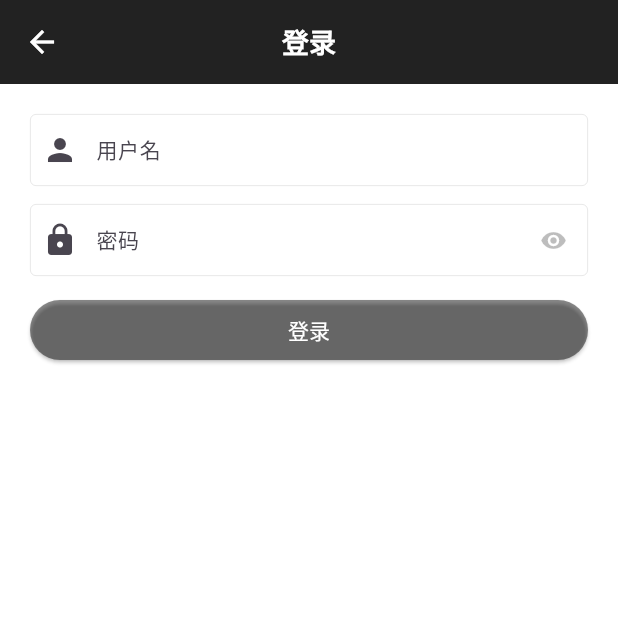
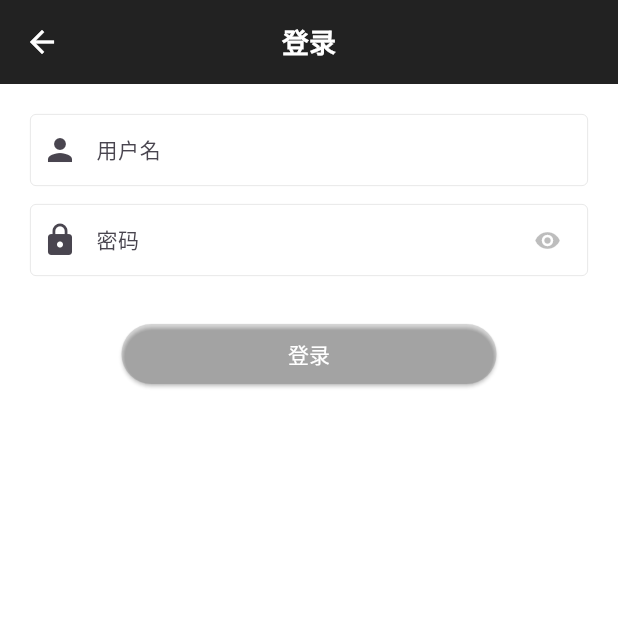
Before and after one commit to wyekings/wan-flutter, a Flutter app: the LoginPage screen opened by its route, on a phone screen of 412 x 824 dp, the top half of it. Run offline on Flutter 3.47's test engine with Material 3 defaults, Android fonts, the phone set to English and light mode, and no system bars; our stand-ins replace cookie_jar, dio, dio_cookie_manager, get_storage, logger, pretty_dio_logger; missing offline and left inert: fluttery_timber; accounts and stored records are empty; network calls fail.

Commit message:
Optimize login page ui

```diff
--- a/lib/ui/auth/login.dart
+++ b/lib/ui/auth/login.dart
@@ -72,7 +72,7 @@ class _LoginPageState extends State<LoginPage> {
         body: Padding(
           padding: const EdgeInsets.all(20.0),
           child: Column(
-            crossAxisAlignment: CrossAxisAlignment.stretch,
+            crossAxisAlignment: CrossAxisAlignment.center,
             children: [
               _userNameWidget(iconBoxConstraints, border),
               const SizedBox(
@@ -80,7 +80,7 @@ class _LoginPageState extends State<LoginPage> {
               ),
               _passwordWidget(iconBoxConstraints, border),
               const SizedBox(
-                height: 10.0,
+                height: 30.0,
               ),
               _loginWidget(),
             ],
@@ -103,24 +103,32 @@ class _LoginPageState extends State<LoginPage> {
             size: 24.0,
           ),
           prefixIconConstraints: iconBoxConstraints,
-          suffixIcon: Visibility(
+          suffixIconConstraints: const BoxConstraints(
+              minWidth: 0.0, minHeight: 0.0, maxHeight: 34.0, maxWidth: 100.0),
+          suffixIcon: Row(
+            mainAxisSize: MainAxisSize.min,
+            children: [
+              Visibility(
                 visible: _userNameClear,
+                child: Padding(
+                  padding: const EdgeInsets.only(right: 10.0),
+                  child: SizedBox(
+                      width: 34.0,
+                      height: 34.0,
                       child: IconButton(
+                        iconSize: 18.0,
                         style: IconButton.styleFrom(
                           padding: EdgeInsets.zero,
                         ),
-              onPressed: () {
-                _passwordController.clear();
-
-                /// TextEditingController.clear() not call onChanged
-                setState(() => _passwordClear = false);
-              },
+                        onPressed: () => _userNameController.clear(),
                         icon: const Icon(
                           Icons.clear,
-                size: 18.0,
                           color: Colors.black26,
                         ),
+                      )),
                 ),
+              ),
+            ],
           ),
           contentPadding: const EdgeInsets.all(0.0),
           hintText: '用户名',
@@ -149,8 +157,11 @@ class _LoginPageState extends State<LoginPage> {
             size: 24.0,
           ),
           prefixIconConstraints: iconBoxConstraints,
-          suffixIconConstraints: iconBoxConstraints,
-          suffixIcon: Row(
+          suffixIconConstraints: const BoxConstraints(
+              minWidth: 0.0, minHeight: 0.0, maxHeight: 34.0, maxWidth: 100.0),
+          suffixIcon: Padding(
+            padding: const EdgeInsets.only(right: 10),
+            child: Row(
               mainAxisSize: MainAxisSize.min,
               children: [
                 SizedBox(
@@ -193,6 +204,7 @@ class _LoginPageState extends State<LoginPage> {
                 ),
               ],
             ),
+          ),
           contentPadding: const EdgeInsets.all(0.0),
           hintText: '密码',
           hintStyle: const TextStyle(fontSize: 14.0),
@@ -204,19 +216,23 @@ class _LoginPageState extends State<LoginPage> {
   }
 
   Widget _loginWidget() {
-    return IgnorePointer(
+    return SizedBox(
+      width: 250.0,
+      height: 40.0,
+      child: IgnorePointer(
         ignoring: !_allTextFilled,
         child: ElevatedButton(
           onPressed: _doLogin,
           style: ElevatedButton.styleFrom(
             foregroundColor: Colors.white,
-          backgroundColor: _allTextFilled ? Colors.black87 : Colors.black45,
+            backgroundColor: _allTextFilled ? Colors.black87 : Colors.black12,
             shape: RoundedRectangleBorder(
               borderRadius: BorderRadius.circular(24.0),
             ),
           ),
           child: const Text('登录'),
         ),
+      ),
     );
   }
 }
```
Lines whose indentation alone changed are shown as unchanged.
